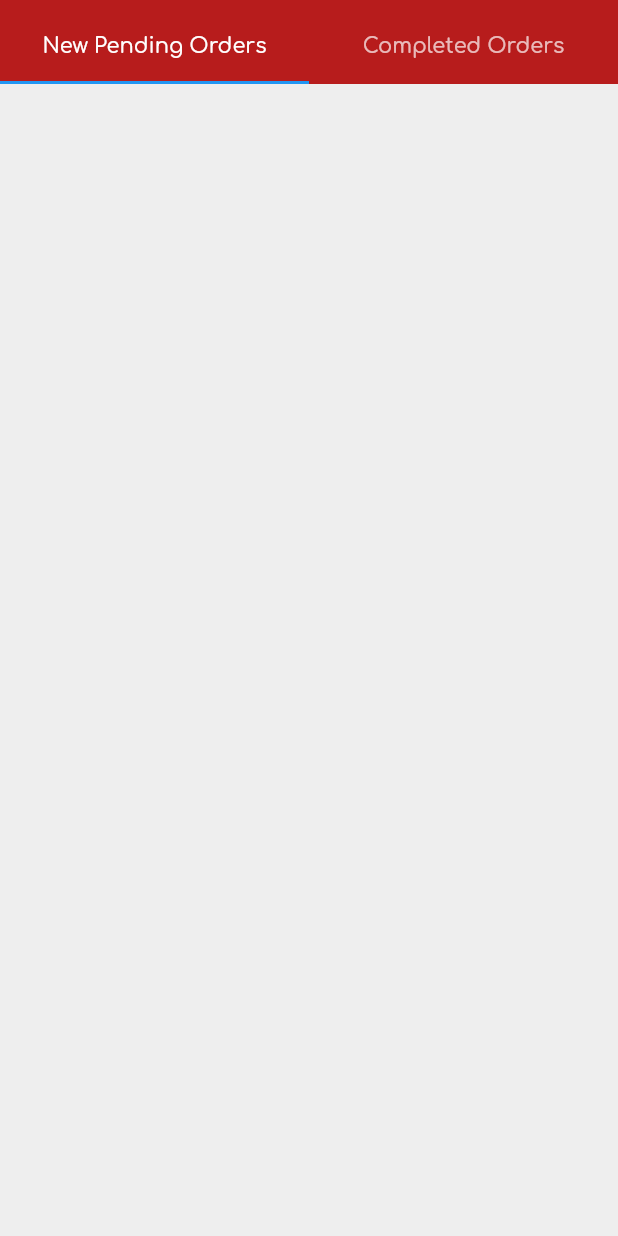
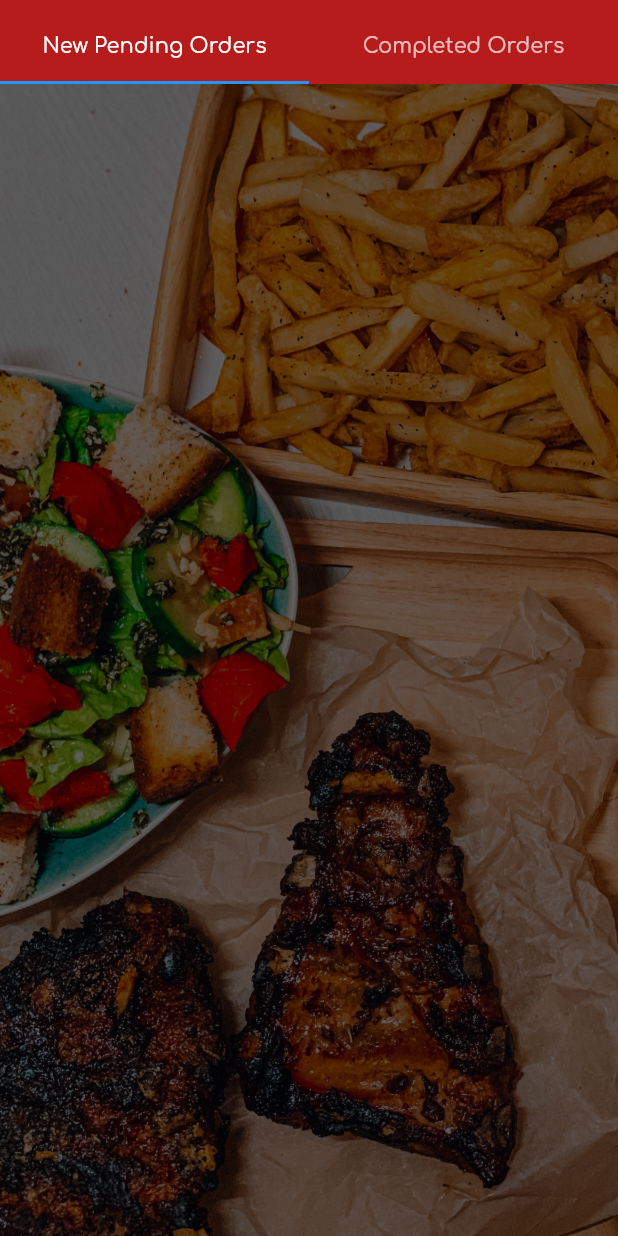
Before and after one commit to beeekelum/vilmod, a Flutter app: the MyOrders screen opened directly, on a phone screen of 412 x 824 dp. Run offline on Flutter 3.47's test engine with Material 2 defaults, Android fonts, the phone set to English and light mode, and no system bars; our stand-ins replace badges, cached_network_image, carousel_slider, cloud_firestore, firebase_auth, firebase_messaging and 12 more; missing offline and left inert: bloc_pattern, flutter_inappwebview; accounts and stored records are empty; network calls fail.

Commit message:
New changes

```diff
--- a/lib/screens/cart.dart
+++ b/lib/screens/cart.dart
@@ -372,7 +372,7 @@ class _BottomBarState extends State<BottomBar> {
                                             tAmount: totalAmount,
                                             paymentStatus: 'Not Paid');
                                         orderService.addOrder(newOrder);
-                                        _showNotification();
+                                        //_showNotification();
 
                                         //store notification in the database--------------------
                                         OrderNotification newNotification =
--- a/lib/screens/feedback_form.dart
+++ b/lib/screens/feedback_form.dart
@@ -174,7 +174,7 @@ class _FeedbackPageState extends State<FeedbackPage> {
               title: title,
               description: description,
               category: category,
-              status: 'New',
+              status: 'Open',
               dateCreated: DateTime.now(),
             ),
           );
--- a/lib/screens/pending_new_orders.dart
+++ b/lib/screens/pending_new_orders.dart
@@ -35,27 +35,27 @@ class OrdersPending extends StatelessWidget {
           return Stack(
             children: <Widget>[
               Container(
-                color: Colors.grey[200],
-                //height: MediaQuery.of(context).size.height,
-//                decoration: BoxDecoration(
-//                  image: DecorationImage(
-//                      image: AssetImage('assets/images/food.jpg'),
-//                      fit: BoxFit.cover),
-//                ),
+//                color: Colors.grey[200],
+//                height: MediaQuery.of(context).size.height,
+                decoration: BoxDecoration(
+                  image: DecorationImage(
+                      image: AssetImage('assets/images/food.jpg'),
+                      fit: BoxFit.cover),
+                ),
               ),
-//              Container(
-//                decoration: BoxDecoration(
-//                  gradient: LinearGradient(
-//                    colors: [
-//                      Colors.black.withOpacity(0.6),
-//                      Colors.black.withOpacity(0.6),
-//                      Colors.black.withOpacity(0.6),
-//                    ],
-//                    //begin: Alignment.bottomLeft,
-//                    begin: Alignment.topCenter,
-//                  ),
-//                ),
-//              ),
+              Container(
+                decoration: BoxDecoration(
+                  gradient: LinearGradient(
+                    colors: [
+                      Colors.black.withOpacity(0.6),
+                      Colors.black.withOpacity(0.6),
+                      Colors.black.withOpacity(0.6),
+                    ],
+                    //begin: Alignment.bottomLeft,
+                    begin: Alignment.topCenter,
+                  ),
+                ),
+              ),
               Container(
                 child: StreamBuilder<QuerySnapshot>(
                  // stream: OrderService().getOrdersStream(user?.uid),
```
Also changed, not shown: lib/screens/completed_orders.dart (+18 -20 lines), lib/screens/update_profile_form.dart (+55 -14 lines).
